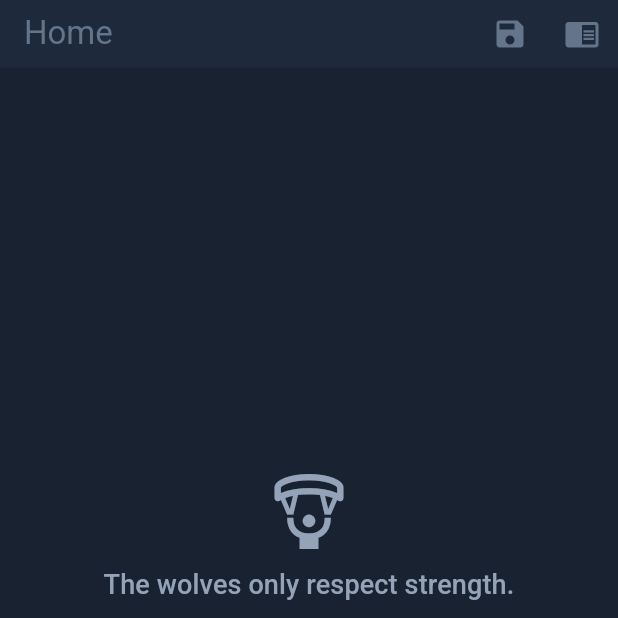
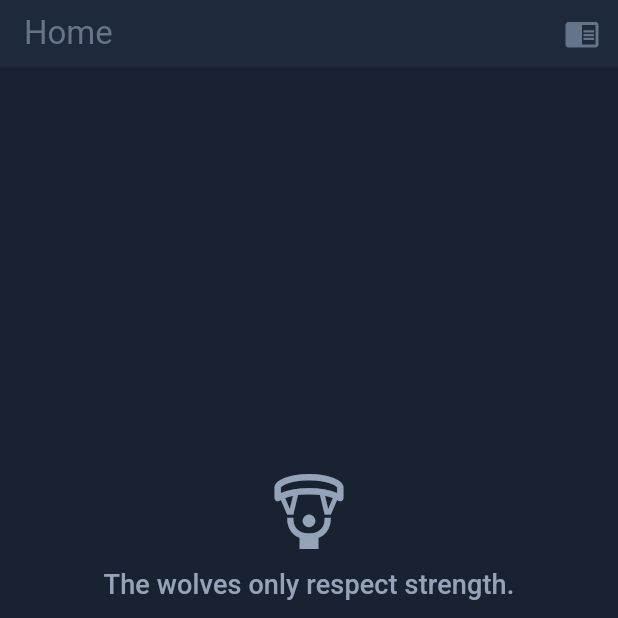
Before and after one commit to Ido-Badash/Flowscape, a Flutter app: the screen it shows after launch, on a phone screen of 412 x 824 dp, the top half of it. Run offline on Flutter 3.47's test engine with Material 3 defaults, Android fonts, the phone set to English and light mode, and no system bars; our stand-ins replace smooth_page_indicator.

Commit message:
🗑️🚫 Remove SavedScapesScreen and its related functionality from HomePage.

```diff
--- a/lib/features/home/home.dart
+++ b/lib/features/home/home.dart
@@ -2,7 +2,6 @@ import 'package:flutter/material.dart';
 
 // screens
 import 'screens/scapes/scapes.dart';
-import 'screens/saved_scapes/saved_scapes.dart';
 
 class HomePage extends StatefulWidget {
   const HomePage({super.key});
@@ -19,7 +18,7 @@ class _HomePageState extends State<HomePage> {
     return Scaffold(
       appBar: AppBar(
         backgroundColor: Theme.of(context).colorScheme.secondary,
-        actions: [buildSavedScapesIconButton(), buildScapesIconButton()],
+        actions: [buildScapesIconButton()],
         title: Text(
           "Home",
           style: TextStyle(
@@ -29,20 +28,6 @@ class _HomePageState extends State<HomePage> {
         toolbarHeight: 45.0,
       ),
       body: currentBody,
-    );
-  }
-
-  IconButton buildSavedScapesIconButton() {
-    return IconButton(
-      tooltip: "Saved Scapes",
-      padding: const EdgeInsets.only(left: 10.0, right: 10.0),
-      onPressed: () {
-        debugPrint("Navigating to saved scapes");
-        setState(() {
-          currentBody = SavedScapesScreen();
-        });
-      },
-      icon: Icon(Icons.save),
     );
   }
 
```
Also changed, not shown: lib/features/home/screens/saved_scapes/saved_scapes.dart (deleted, +0 -17 lines).
